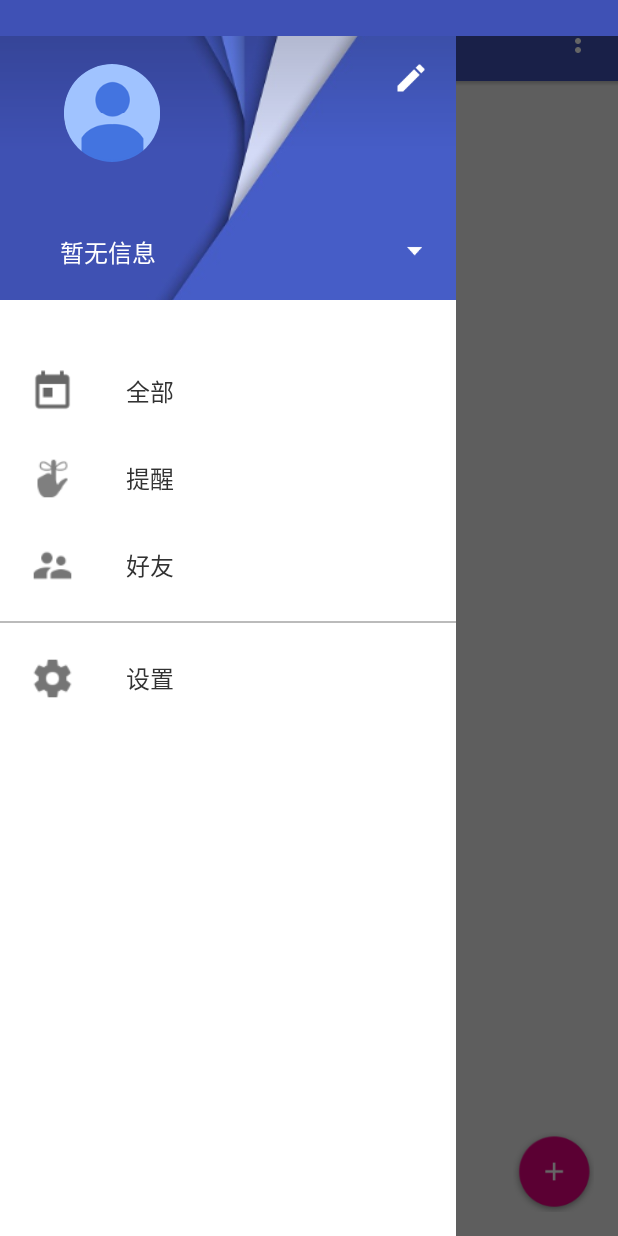
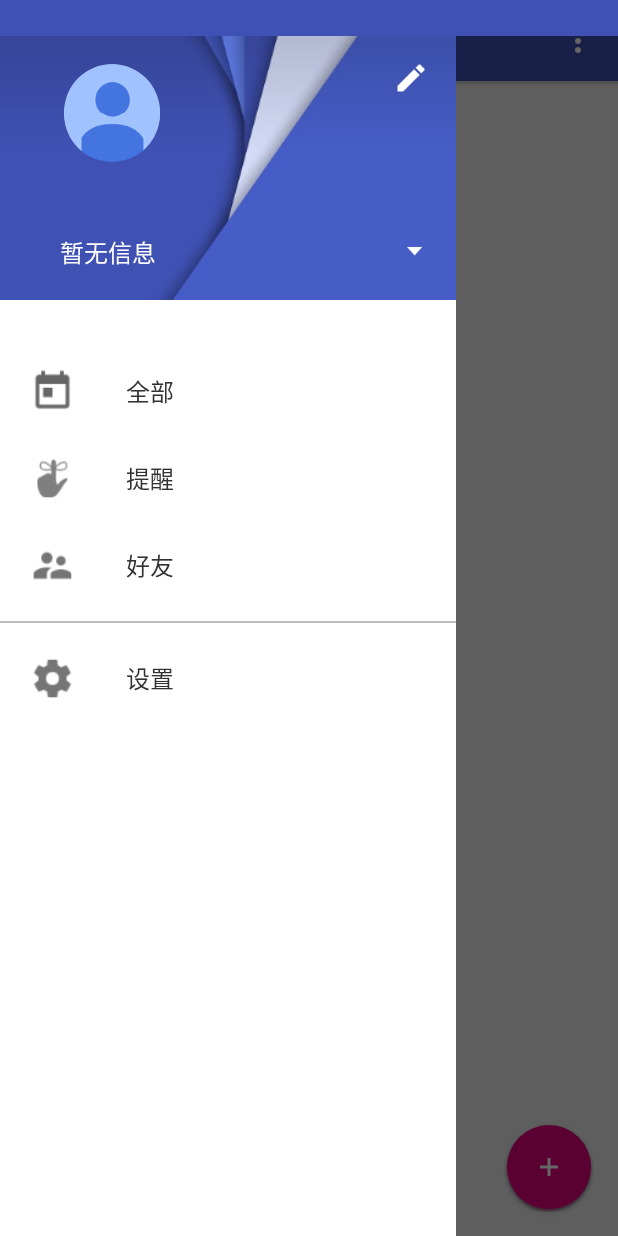
Before and after one commit to hanks-zyh/Conquer, an Android app: the MainActivity screen opened directly, with no data from a screen before it, with the side drawer open, on a phone screen of 412 x 824 dp. Run offline under Robolectric (Android 15) with nearby library versions, the phone set to English and light mode, and no system bars; libraries missing offline, so code that uses them is left out: com.facebook.drawee, com.h6ah4i.android, com.nineoldandroids.animation, com.nineoldandroids.util, com.squareup.leakcanary; 32 statements that could not run were skipped.

Commit message:
add OpAnimationView, add Tag and repeate Button

```diff
--- a/app/src/main/java/app/hanks/com/conquer/activity/AllMyZixiActivity.java
+++ b/app/src/main/java/app/hanks/com/conquer/activity/AllMyZixiActivity.java
@@ -219,7 +219,7 @@ public class AllMyZixiActivity extends BaseActivity implements IXListViewListene
 
     @Override
     public View getContentView() {
-        return View.inflate(context, R.layout.activity_all_myzixi, null);
+        return View.inflate(context, R.layout.activity_all_mytask, null);
     }
 
     private boolean supportsViewElevation() {
--- a/app/src/main/java/app/hanks/com/conquer/activity/MainActivity.java
+++ b/app/src/main/java/app/hanks/com/conquer/activity/MainActivity.java
@@ -29,7 +29,6 @@ import android.view.ViewGroup;
 import android.view.WindowManager;
 import android.view.animation.OvershootInterpolator;
 import android.widget.ImageButton;
-import android.widget.ImageView;
 import android.widget.PopupWindow;
 import android.widget.TextView;
 
@@ -39,6 +38,7 @@ import app.hanks.com.conquer.fragment.MenuFragment;
 import app.hanks.com.conquer.fragment.MyTaskFragment;
 import app.hanks.com.conquer.fragment.OtherTaskFragment;
 import app.hanks.com.conquer.util.PixelUtil;
+import app.hanks.com.conquer.view.OpAnimationView;
 import app.hanks.com.conquer.view.materialmenu.MaterialMenuDrawable;
 import app.hanks.com.conquer.view.materialmenu.MaterialMenuView;
 
@@ -56,7 +56,7 @@ public class MainActivity extends BaseActivity implements View.OnClickListener {
     private TextView           mTitle;
     private PopupWindow        popWin;
     private SwipeRefreshLayout refreshLayout;
-    private ImageView          addButtom;
+    private OpAnimationView          addButtom;
     private MyTaskFragment     myTaskFragment;
     private OtherTaskFragment  otherTaskFragment;
     private Fragment           currentFragment;
@@ -71,7 +71,7 @@ public class MainActivity extends BaseActivity implements View.OnClickListener {
         toolbar = findViewById(R.id.title);
         mTitle = (TextView) findViewById(R.id.tv_title);
         iv_sort = (ImageButton) findViewById(R.id.iv_sort);
-        addButtom = (ImageView) findViewById(R.id.iv_add);
+        addButtom = (OpAnimationView) findViewById(R.id.iv_add);
         materialMenu.setOnClickListener(this);
         iv_sort.setOnClickListener(this);
         addButtom.setOnClickListener(this);
--- a/app/src/main/java/app/hanks/com/conquer/adapter/MyTaskAdapter.java
+++ b/app/src/main/java/app/hanks/com/conquer/adapter/MyTaskAdapter.java
@@ -121,7 +121,7 @@ public class MyTaskAdapter extends RecyclerView.Adapter<MyTaskAdapter.TaskViewHo
 
     @Override
     public TaskViewHolder onCreateViewHolder(ViewGroup viewGroup, int viewType) {
-        View v = LayoutInflater.from(context).inflate(R.layout.item_myzixi, viewGroup, false);
+        View v = LayoutInflater.from(context).inflate(R.layout.item_mytask, viewGroup, false);
         return new TaskViewHolder(v);
     }
 
--- /dev/null
+++ b/app/src/main/java/app/hanks/com/conquer/view/OpAnimationView.java
@@ -0,0 +1,293 @@
+/*
+ * Created by Hanks
+ * Copyright (c) 2015 Nashangban. All rights reserved
+ *
+ */
+package app.hanks.com.conquer.view;
+
+import android.animation.ValueAnimator;
+import android.annotation.TargetApi;
+import android.content.Context;
+import android.content.res.TypedArray;
+import android.graphics.Canvas;
+import android.graphics.Color;
+import android.graphics.Paint;
+import android.graphics.PointF;
+import android.os.Build;
+import android.util.AttributeSet;
+import android.view.View;
+
+import java.util.ArrayList;
+import java.util.List;
+
+import app.hanks.com.conquer.R;
+
+
+/**
+ * Created by Hanks on 2015/5/27.
+ */
+public class OpAnimationView extends View {
+
+    private Paint paint;
+    private Paint paintShadow;
+
+    private int width;
+    private int height;
+    private int c;
+
+    private boolean isAnimating  = false;    //is isAnimating?
+    private boolean isRgihtShape = false;    //is in right_shap?
+
+    private float progress;        //animation‘s progress
+    private int DURATION = 300;      // animation DURATION
+    private int r;        //randius
+    private int shadowWidth;        //shadow randius
+    private int defaultShapeWidth;
+    private int shapeWidth;
+    private int shapeRadius;
+    private int defaultShapeRadius;
+
+    public OpAnimationView(Context context) {
+        this(context, null);
+    }
+
+    public OpAnimationView(Context context, AttributeSet attrs) {
+        this(context, attrs, 0);
+    }
+
+    public OpAnimationView(Context context, AttributeSet attrs, int defStyleAttr) {
+        super(context, attrs, defStyleAttr);
+        init(context, attrs, defStyleAttr);
+    }
+
+    @TargetApi(Build.VERSION_CODES.LOLLIPOP)
+    public OpAnimationView(Context context, AttributeSet attrs, int defStyleAttr, int defStyleRes) {
+        super(context, attrs, defStyleAttr, defStyleRes);
+    }
+
+    /**
+     * init paint
+     *
+     * @param context
+     * @param attrs
+     * @param defStyleAttr
+     */
+    private void init(Context context, AttributeSet attrs, int defStyleAttr) {
+
+        defaultShapeWidth = dp2px(4);
+        defaultShapeRadius = dp2px(7);
+
+        paint = new Paint(Paint.ANTI_ALIAS_FLAG);
+
+        paintShadow = new Paint(Paint.ANTI_ALIAS_FLAG);
+        setLayerType(LAYER_TYPE_SOFTWARE, paintShadow);
+
+        shadowWidth = dp2px(2);
+        paintShadow.setShadowLayer(shadowWidth, 0.0f, dp2px(1), Color.parseColor("#66000000"));
+
+        // load the styled attributes and set their properties
+        TypedArray attributes = context.obtainStyledAttributes(attrs, R.styleable.OpAnimationView, defStyleAttr, 0);
+
+        setBackgroundColor(attributes.getColor(R.styleable.OpAnimationView_backgroundColor, Color.parseColor("#FF4081")));
+        setShapeColor(attributes.getColor(R.styleable.OpAnimationView_shapeColor, Color.parseColor("#ffffff")));
+        shapeWidth = attributes.getDimensionPixelOffset(R.styleable.OpAnimationView_shapeWidth, defaultShapeWidth);
+        shapeRadius = attributes.getDimensionPixelOffset(R.styleable.OpAnimationView_shapeRadius, defaultShapeRadius);
+        setShapeWidth(shapeWidth);
+        setShapeRadius(shapeRadius);
+
+        // We no longer need our attributes TypedArray, give it back to cache
+        attributes.recycle();
+
+    }
+
+
+    private List<PointF> points = new ArrayList<>();
+
+    @Override
+    protected void onSizeChanged(int w, int h, int oldw, int oldh) {
+        super.onSizeChanged(w, h, oldw, oldh);
+        width = w;
+        height = h;
+        r = Math.min(w, h) / 2 - shadowWidth;
+        float g2 = (float) Math.sqrt(2);
+        c = (int) (r / g2);
+        float dis = r - c + dp2px(4);
+
+        float x = w / 2;
+        float y = h / 2;
+
+        points.clear();
+
+
+        float d = shapeWidth / g2 / 2;
+        points.add(new PointF(x, y - shapeRadius));
+        points.add(new PointF(x, y + shapeRadius));
+        points.add(new PointF(x - shapeRadius, y));
+        points.add(new PointF(x + shapeRadius, y));
+        points.add(new PointF(x - shapeRadius - shapeRadius, y));
+        points.add(new PointF(x - (2 - g2) * shapeRadius + d, y + g2 * shapeRadius + d));
+        points.add(new PointF(x - (2 - g2) * shapeRadius - d, y + g2 * shapeRadius + d));
+        points.add(new PointF(x + (3 * g2 - 2) * shapeRadius, y - g2 * shapeRadius));
+
+
+        /*points.add(new PointF(c + dis, c / 3f + dis));
+        points.add(new PointF(c + dis, c * 5f / 3f + dis));
+        points.add(new PointF(c / 3f + dis, c + dis));
+        points.add(new PointF(c * 5f / 3f + dis, c + dis));
+        points.add(new PointF(c * (1 + 3 * g2) / 3f + dis, c * (3 - g2) / 3f + dis));
+        points.add(new PointF(c * (1 + g2) / 3f + shapeWidth / g2 / 2 + dis, c * (3 + g2) / 3f + shapeWidth / g2 / 2 + dis));
+        points.add(new PointF(c * (1 + g2) / 3f - shapeWidth / g2 / 2 + dis, c * (3 + g2) / 3f + shapeWidth / g2 / 2 + dis));*/
+    }
+
+    //set background circle color
+    public void setBackgroundColor(int color) {
+        paintShadow.setColor(color);
+    }
+
+    //set center shape color
+    public void setShapeColor(int color) {
+        paint.setColor(color);
+    }
+
+    public void setShapeWidth(int width) {
+        paint.setStrokeWidth(width);
+    }
+
+    //set the add_shape's radius
+    public void setShapeRadius(int radius) {
+        shapeRadius = radius;
+
+    }
+
+    @Override
+    protected void onDraw(Canvas canvas) {
+
+        canvas.drawCircle(width / 2, height / 2, r, paintShadow);
+/*
+        if (isRgihtShape) { // right --> add
+            float x0 = (points.get(0).x - points.get(4).x) * progress + points.get(4).x;
+            float y0 = (points.get(0).y - points.get(4).y) * progress + points.get(4).y;
+            float x1 = (points.get(1).x - points.get(6).x) * progress + points.get(6).x;
+            float y1 = (points.get(1).y - points.get(6).y) * progress + points.get(6).y;
+
+            float x2 = points.get(2).x;
+            float y2 = points.get(2).y;
+            float x3 = (points.get(3).x - points.get(5).x) * progress + points.get(5).x;
+            float y3 = (points.get(3).y - points.get(5).y) * progress + points.get(5).y;
+            canvas.drawLine(x0, y0, x1, y1, paint);
+            canvas.drawLine(x2, y2, x3, y3, paint);
+
+        } else { //add --> right
+
+            float x0 = (points.get(4).x - points.get(0).x) * progress + points.get(0).x;
+            float y0 = (points.get(4).y - points.get(0).y) * progress + points.get(0).y;
+            float x1 = (points.get(6).x - points.get(1).x) * progress + points.get(1).x;
+            float y1 = (points.get(6).y - points.get(1).y) * progress + points.get(1).y;
+
+            float x2 = points.get(2).x;
+            float y2 = points.get(2).y;
+            float x3 = (points.get(5).x - points.get(3).x) * progress + points.get(3).x;
+            float y3 = (points.get(5).y - points.get(3).y) * progress + points.get(3).y;
+            canvas.drawLine(x0, y0, x1, y1, paint);
+            canvas.drawLine(x2, y2, x3, y3, paint);
+        }*/
+
+        if (isRgihtShape) { // right --> add
+            float x0 = (points.get(0).x - points.get(7).x) * progress + points.get(7).x;
+            float y0 = (points.get(0).y - points.get(7).y) * progress + points.get(7).y;
+            float x1 = (points.get(1).x - points.get(6).x) * progress + points.get(6).x;
+            float y1 = (points.get(1).y - points.get(6).y) * progress + points.get(6).y;
+
+            float x2 = (points.get(2).x - points.get(4).x) * progress + points.get(4).x;
+            float y2 = (points.get(2).y - points.get(4).y) * progress + points.get(4).y;
+
+            float x3 = (points.get(3).x - points.get(5).x) * progress + points.get(5).x;
+            float y3 = (points.get(3).y - points.get(5).y) * progress + points.get(5).y;
+            canvas.drawLine(x0, y0, x1, y1, paint);
+            canvas.drawLine(x2, y2, x3, y3, paint);
+
+        } else { //add --> right
+
+            float x0 = (points.get(7).x - points.get(0).x) * progress + points.get(0).x;
+            float y0 = (points.get(7).y - points.get(0).y) * progress + points.get(0).y;
+            float x1 = (points.get(6).x - points.get(1).x) * progress + points.get(1).x;
+            float y1 = (points.get(6).y - points.get(1).y) * progress + points.get(1).y;
+
+            float x2 = (points.get(4).x - points.get(2).x) * progress + points.get(2).x;
+            float y2 = (points.get(4).y - points.get(2).y) * progress + points.get(2).y;
+
+            float x3 = (points.get(5).x - points.get(3).x) * progress + points.get(3).x;
+            float y3 = (points.get(5).y - points.get(3).y) * progress + points.get(3).y;
+            canvas.drawLine(x0, y0, x1, y1, paint);
+            canvas.drawLine(x2, y2, x3, y3, paint);
+        }
+    }
+
+    public boolean isRightShape() {
+        return isRgihtShape;
+    }
+
+    /**
+     * add_shape to right_shape
+     */
+    public void add2right() {
+        if (isAnimating) {
+            return;
+        }
+        progress = 0f;
+        isAnimating = true;
+        ValueAnimator valueAnimator = ValueAnimator.ofFloat(0, 1);
+        valueAnimator.setDuration(DURATION);
+        valueAnimator.addUpdateListener(new ValueAnimator.AnimatorUpdateListener() {
+            @Override
+            public void onAnimationUpdate(ValueAnimator animation) {
+                progress = (float) animation.getAnimatedValue();
+                if (progress >= 1) {
+                    isRgihtShape = true;
+                    isAnimating = false;
+                } else {
+                    invalidate();
+                }
+            }
+        });
+        valueAnimator.start();
+    }
+
+
+    /**
+     * right_shape  to add_shape
+     */
+    public void right2add() {
+        if (isAnimating) {
+            return;
+        }
+        progress = 0f;
+        isAnimating = true;
+        ValueAnimator valueAnimator = ValueAnimator.ofFloat(0, 1);
+        valueAnimator.setDuration(DURATION);
+        valueAnimator.addUpdateListener(new ValueAnimator.AnimatorUpdateListener() {
+            @Override
+            public void onAnimationUpdate(ValueAnimator animation) {
+                progress = (float) animation.getAnimatedValue();
+                if (progress >= 1) {
+                    isRgihtShape = false;
+                    isAnimating = false;
+                } else {
+                    invalidate();
+                }
+            }
+        });
+        valueAnimator.start();
+    }
+
+    /**
+     * dp×ª px.
+     *
+     * @param value the value
+     * @return the int
+     */
+    public int dp2px(float value) {
+        final float scale = getResources().getDisplayMetrics().densityDpi;
+        return (int) (value * (scale / 160) + 0.5f);
+    }
+}
--- a/app/src/main/res/layout/layout_main.xml
+++ b/app/src/main/res/layout/layout_main.xml
@@ -1,6 +1,7 @@
 <?xml version="1.0" encoding="utf-8"?>
 <RelativeLayout
     xmlns:android="http://schemas.android.com/apk/res/android"
+    xmlns:hanks="http://schemas.android.com/apk/res-auto"
     android:layout_width="match_parent"
     android:layout_height="match_parent"
     android:clipChildren="false"
@@ -36,12 +37,15 @@
         android:layout_alignParentTop="true"
         android:layout_marginBottom="@dimen/title_shadow_height_3"/>
 
-    <ImageView
+    <app.hanks.com.conquer.view.OpAnimationView
         android:id="@+id/iv_add"
+        hanks:shapeRadius="6dp"
+        hanks:backgroundColor="@color/red_button"
+        hanks:shapeWidth="2dp"
         android:layout_width="@dimen/btn_fab_size"
-        android:layout_height="54dp"
+        android:layout_height="@dimen/btn_fab_size"
         android:layout_alignParentBottom="true"
         android:layout_alignParentRight="true"
         android:layout_margin="16dp"
-        android:src="@drawable/ic_add"/>
+       />
 </RelativeLayout>
--- a/app/src/main/res/values/attrs.xml
+++ b/app/src/main/res/values/attrs.xml
@@ -102,4 +102,10 @@
         </attr>
     </declare-styleable>
 
+    <declare-styleable name="OpAnimationView">
+        <attr name="backgroundColor" format="color"></attr>
+        <attr name="shapeColor" format="color"></attr>
+        <attr name="shapeWidth" format="dimension"></attr>
+        <attr name="shapeRadius" format="dimension"></attr>
+    </declare-styleable>
 </resources>
--- a/app/src/main/res/values/dimens.xml
+++ b/app/src/main/res/values/dimens.xml
@@ -78,6 +78,6 @@
     <dimen name="rippleRadius">64dp</dimen>
     <dimen name="title_btn_padding">6dp</dimen>
     <dimen name="pop_tv_height">36dp</dimen>
-    <dimen name="btn_fab_size">54dp</dimen>
+    <dimen name="btn_fab_size">60dp</dimen>
 
 </resources>
```
Also changed, not shown: app/src/main/java/app/hanks/com/conquer/activity/AddTaskActivity.java (+48 -11 lines), app/src/main/java/app/hanks/com/conquer/bean/Task.java (+11 -10 lines), app/src/main/res/layout/activity_add_task.xml (renamed from app/src/main/res/layout/activity_add_zixi.xml, +51 -16 lines), app/src/main/res/drawable-xhdpi/spinner_bg.9.png (added), app/src/main/res/layout/activity_all_mytask.xml (renamed from app/src/main/res/layout/activity_all_myzixi.xml), app/src/main/res/layout/item_mytask.xml (renamed from app/src/main/res/layout/item_myzixi.xml).
